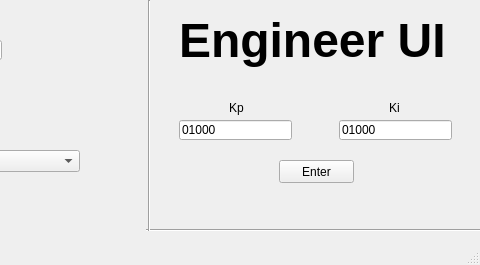
Above: HWTrainController/hw_TrainController/hwtrainui.ui from JHarnishfeger/ECE1140_Conductors before the change; both pictures show x 271 to 751 and y 0 to 265 of the 751 by 265 pixel window. Below: the same form after it.
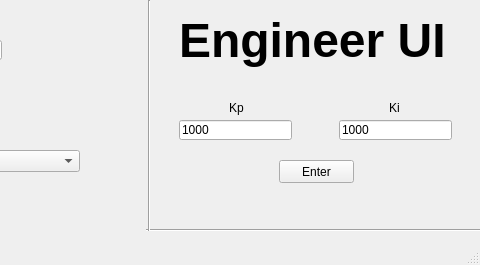
That is the form after the change.

Patch:
```diff
--- a/HWTrainController/hw_TrainController/hwtrainui.ui
+++ b/HWTrainController/hw_TrainController/hwtrainui.ui
@@ -37,7 +37,7 @@
      </rect>
     </property>
     <property name="text">
-     <string>01000</string>
+     <string>1000</string>
     </property>
    </widget>
    <widget class="QLabel" name="Engineer">
@@ -66,7 +66,7 @@
      </rect>
     </property>
     <property name="text">
-     <string>01000</string>
+     <string>1000</string>
     </property>
    </widget>
    <widget class="QPushButton" name="enterButton">
```
Left out of the diff: 2 changed lines with no effect on the pictures.
